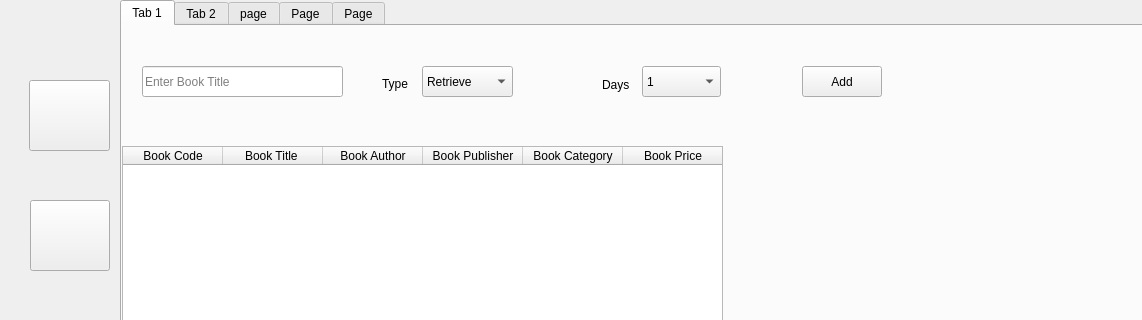
Before: the Qt Designer form library.ui in safwanvk/lms, drawn with Qt 5; both pictures show x 0 to 1142 and y 0 to 320 of the 1345 by 765 pixel window.
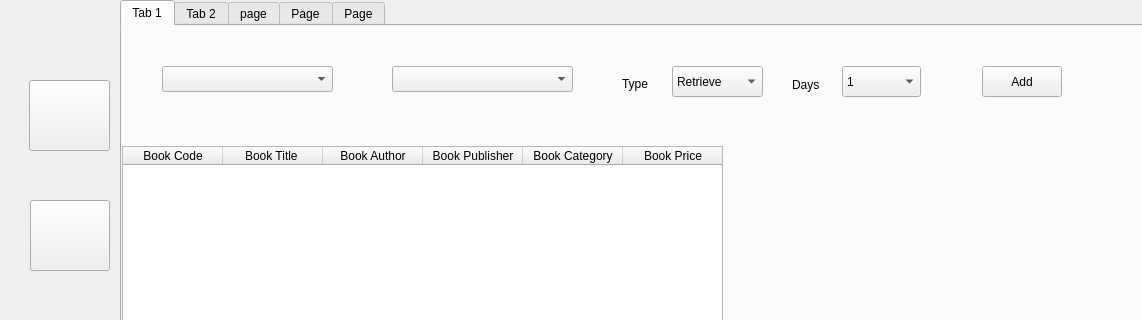
After: the same form once the commit is applied. The open tabs and pages were chosen to show the change. Icons and pictures are not drawn.

Commit message: :sparkles: Setup add day operations

What changed in the file:
```diff
--- a/library.ui
+++ b/library.ui
@@ -128,7 +128,7 @@
      <widget class="QPushButton" name="pushButton_6">
       <property name="geometry">
        <rect>
-        <x>680</x>
+        <x>860</x>
         <y>40</y>
         <width>80</width>
         <height>31</height>
@@ -138,23 +138,10 @@
        <string>Add</string>
       </property>
      </widget>
-     <widget class="QLineEdit" name="lineEdit">
-      <property name="geometry">
-       <rect>
-        <x>20</x>
-        <y>40</y>
-        <width>201</width>
-        <height>31</height>
-       </rect>
-      </property>
-      <property name="placeholderText">
-       <string>Enter Book Title</string>
-      </property>
-     </widget>
      <widget class="QComboBox" name="comboBox">
       <property name="geometry">
        <rect>
-        <x>300</x>
+        <x>550</x>
         <y>40</y>
         <width>91</width>
         <height>31</height>
@@ -174,7 +161,7 @@
      <widget class="QComboBox" name="comboBox_2">
       <property name="geometry">
        <rect>
-        <x>520</x>
+        <x>720</x>
         <y>40</y>
         <width>79</width>
         <height>31</height>
@@ -234,7 +221,7 @@
      <widget class="QLabel" name="label">
       <property name="geometry">
        <rect>
-        <x>260</x>
+        <x>500</x>
         <y>50</y>
         <width>31</width>
         <height>16</height>
@@ -247,7 +234,7 @@
      <widget class="QLabel" name="label_2">
       <property name="geometry">
        <rect>
-        <x>480</x>
+        <x>670</x>
         <y>50</y>
         <width>41</width>
         <height>18</height>
@@ -297,6 +284,26 @@
        </property>
       </column>
      </widget>
+     <widget class="QComboBox" name="comboBox_21">
+      <property name="geometry">
+       <rect>
+        <x>270</x>
+        <y>40</y>
+        <width>181</width>
+        <height>26</height>
+       </rect>
+      </property>
+     </widget>
+     <widget class="QComboBox" name="comboBox_22">
+      <property name="geometry">
+       <rect>
+        <x>40</x>
+        <y>40</y>
+        <width>171</width>
+        <height>26</height>
+       </rect>
+      </property>
+     </widget>
     </widget>
     <widget class="QWidget" name="tab_2">
      <attribute name="title">
```
Left out of the diff: 4 changed lines with no effect on the pictures. The commit also changes 1 other file.
